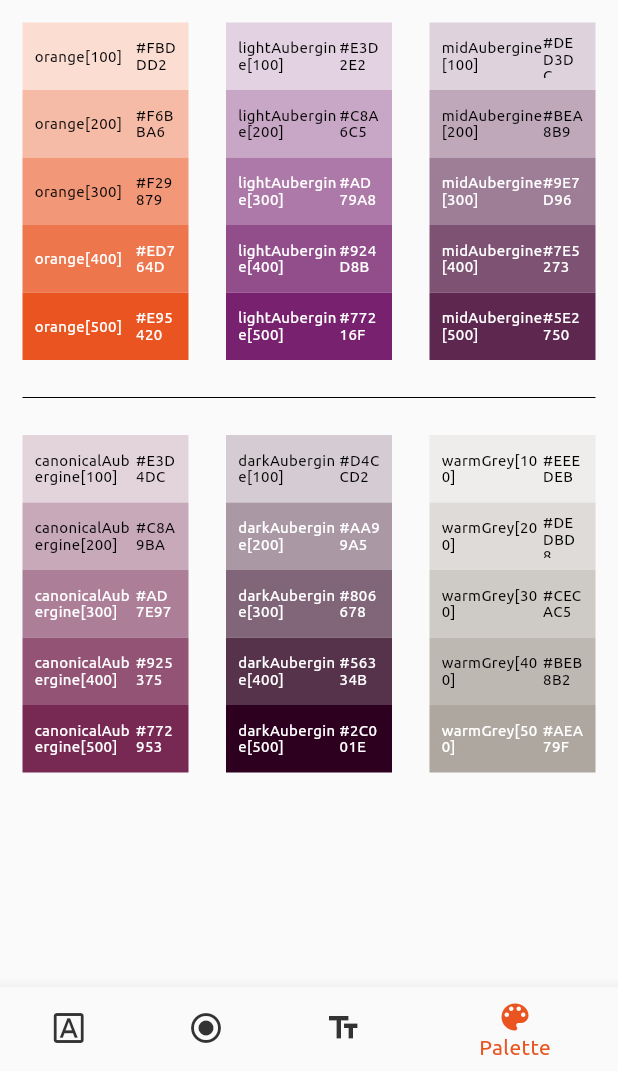
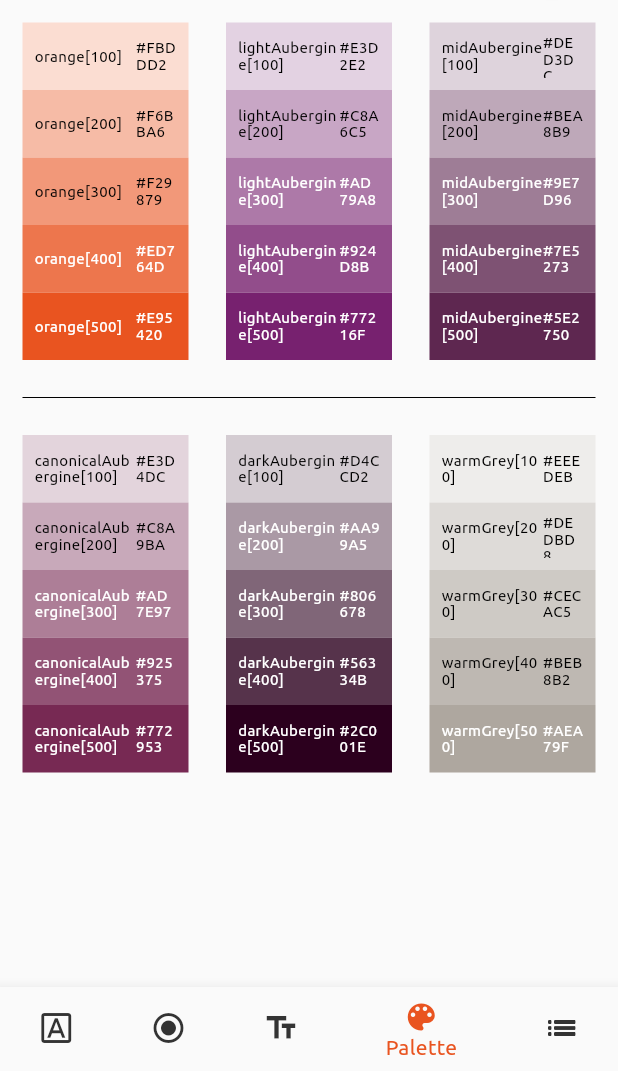
Before and after one commit to ubuntu/archive_yaru.dart, a Flutter app: the screen it shows after launch, item 4 of the bottom bar chosen, on a phone screen of 412 x 824 dp, the part 165-1236 px from its top. Run offline on Flutter 3.47's test engine with Material 2 defaults, Android fonts, the phone set to English and light mode, and no system bars; project files that could hold a hidden picture were left out.

Commit message:
update example and make inputs dense

```diff
--- a/example/lib/main.dart
+++ b/example/lib/main.dart
@@ -18,7 +18,10 @@ class _MyAppState extends State<MyApp> {
   Widget build(BuildContext context) {
     return MaterialApp(
       title: 'Yaru Example',
-      theme: theme,
+      theme: theme.copyWith(
+          visualDensity: VisualDensity.adaptivePlatformDensity,
+          listTileTheme: ListTileThemeData(dense: true),
+          buttonTheme: ButtonThemeData(height: 100)),
       home: HomePage(
           themeChanged: (themeName) => setState(() {
                 if (themeName == 'Yaru-light') {
--- a/example/lib/view/home_page.dart
+++ b/example/lib/view/home_page.dart
@@ -3,6 +3,7 @@ import 'package:yaru_example/view/colors_view.dart';
 import 'package:yaru_example/view/controls_view.dart';
 import 'package:yaru_example/view/fonts_view.dart';
 import 'package:yaru_example/view/inputs_view.dart';
+import 'package:yaru_example/view/lists_view.dart';
 
 class HomePage extends StatefulWidget {
   const HomePage({Key? key, required this.themeChanged}) : super(key: key);
@@ -36,7 +37,8 @@ class _HomePageState extends State<HomePage> {
     FontsView(),
     ControlsView(),
     InputsView(),
-    ColorsView()
+    ColorsView(),
+    ListsView(),
   ];
 
   Widget build(BuildContext context) {
@@ -83,7 +85,11 @@ class _HomePageState extends State<HomePage> {
               BottomNavigationBarItem(
                   icon: Icon(Icons.color_lens_outlined),
                   activeIcon: Icon(Icons.color_lens),
-                  label: 'Palette')
+                  label: 'Palette'),
+              BottomNavigationBarItem(
+                  icon: Icon(Icons.list_outlined),
+                  activeIcon: Icon(Icons.list),
+                  label: 'Lists')
             ],
             currentIndex: _selectedIndex,
             onTap: (index) => setState(() => _selectedIndex = index),
--- a/lib/src/themes/common_themes.dart
+++ b/lib/src/themes/common_themes.dart
@@ -83,3 +83,8 @@ double _getElevation(Set<MaterialState> states) {
 }
 
 final listTileTheme = ListTileThemeData(dense: true);
+
+final inputDecorationTheme = InputDecorationTheme(
+  isDense: true,
+  border: OutlineInputBorder(),
+);
--- a/lib/src/themes/yaru_dark.dart
+++ b/lib/src/themes/yaru_dark.dart
@@ -55,9 +55,7 @@ final yaruDark = ThemeData(
       selectedItemColor: _darkColorScheme.primary,
       unselectedItemColor: YaruColors.warmGrey.shade300,
     ),
-    inputDecorationTheme: InputDecorationTheme(
-      border: OutlineInputBorder(),
-    ),
+    inputDecorationTheme: inputDecorationTheme,
     listTileTheme: listTileTheme);
 
 final _darkOutlinedButtonThemeData = OutlinedButtonThemeData(
--- a/lib/src/themes/yaru_kubuntu_dark.dart
+++ b/lib/src/themes/yaru_kubuntu_dark.dart
@@ -56,9 +56,7 @@ final yaruKubuntuDark = ThemeData(
     selectedItemColor: _darkColorScheme.primary,
     unselectedItemColor: YaruColors.warmGrey.shade300,
   ),
-  inputDecorationTheme: InputDecorationTheme(
-    border: OutlineInputBorder(),
-  ),
+  inputDecorationTheme: inputDecorationTheme,
 );
 
 final _darkOutlinedButtonThemeData = OutlinedButtonThemeData(
--- a/lib/src/themes/yaru_kubuntu_light.dart
+++ b/lib/src/themes/yaru_kubuntu_light.dart
@@ -50,9 +50,7 @@ final yaruKubuntuLight = ThemeData(
       selectedItemColor: _lightColorScheme.primary,
       unselectedItemColor: YaruColors.coolGrey,
     ),
-    inputDecorationTheme: InputDecorationTheme(
-      border: OutlineInputBorder(),
-    ));
+    inputDecorationTheme: inputDecorationTheme);
 
 Color _getSwitchThumbColorLight(Set<MaterialState> states) {
   if (states.contains(MaterialState.disabled)) {
--- a/lib/src/themes/yaru_light.dart
+++ b/lib/src/themes/yaru_light.dart
@@ -49,9 +49,7 @@ final yaruLight = ThemeData(
       selectedItemColor: _lightColorScheme.primary,
       unselectedItemColor: YaruColors.coolGrey,
     ),
-    inputDecorationTheme: InputDecorationTheme(
-      border: OutlineInputBorder(),
-    ),
+    inputDecorationTheme: inputDecorationTheme,
     listTileTheme: listTileTheme);
 
 Color _getSwitchThumbColorLight(Set<MaterialState> states) {
--- a/lib/src/themes/yaru_lubuntu_dark.dart
+++ b/lib/src/themes/yaru_lubuntu_dark.dart
@@ -56,9 +56,7 @@ final yaruLubuntuDark = ThemeData(
     selectedItemColor: _darkColorScheme.primary,
     unselectedItemColor: YaruColors.warmGrey.shade300,
   ),
-  inputDecorationTheme: InputDecorationTheme(
-    border: OutlineInputBorder(),
-  ),
+  inputDecorationTheme: inputDecorationTheme,
 );
 
 final _darkOutlinedButtonThemeData = OutlinedButtonThemeData(
--- a/lib/src/themes/yaru_lubuntu_light.dart
+++ b/lib/src/themes/yaru_lubuntu_light.dart
@@ -50,9 +50,7 @@ final yaruLubuntuLight = ThemeData(
       selectedItemColor: _lightColorScheme.primary,
       unselectedItemColor: YaruColors.coolGrey,
     ),
-    inputDecorationTheme: InputDecorationTheme(
-      border: OutlineInputBorder(),
-    ));
+    inputDecorationTheme: inputDecorationTheme);
 
 Color _getSwitchThumbColorLight(Set<MaterialState> states) {
   if (states.contains(MaterialState.disabled)) {
--- a/lib/src/themes/yaru_mate_dark.dart
+++ b/lib/src/themes/yaru_mate_dark.dart
@@ -56,9 +56,7 @@ final yaruMateDark = ThemeData(
     selectedItemColor: _darkColorScheme.primary,
     unselectedItemColor: YaruColors.warmGrey.shade300,
   ),
-  inputDecorationTheme: InputDecorationTheme(
-    border: OutlineInputBorder(),
-  ),
+  inputDecorationTheme: inputDecorationTheme,
 );
 
 final _darkOutlinedButtonThemeData = OutlinedButtonThemeData(
--- a/lib/src/themes/yaru_mate_light.dart
+++ b/lib/src/themes/yaru_mate_light.dart
@@ -50,9 +50,7 @@ final yaruMateLight = ThemeData(
       selectedItemColor: _lightColorScheme.primary,
       unselectedItemColor: YaruColors.coolGrey,
     ),
-    inputDecorationTheme: InputDecorationTheme(
-      border: OutlineInputBorder(),
-    ));
+    inputDecorationTheme: inputDecorationTheme);
 
 Color _getSwitchThumbColorLight(Set<MaterialState> states) {
   if (states.contains(MaterialState.disabled)) {
--- a/lib/src/themes/yaru_ubuntu_budgie_dark.dart
+++ b/lib/src/themes/yaru_ubuntu_budgie_dark.dart
@@ -56,9 +56,7 @@ final yaruUbuntuBudgieDark = ThemeData(
     selectedItemColor: _darkColorScheme.primary,
     unselectedItemColor: YaruColors.warmGrey.shade300,
   ),
-  inputDecorationTheme: InputDecorationTheme(
-    border: OutlineInputBorder(),
-  ),
+  inputDecorationTheme: inputDecorationTheme,
 );
 
 final _darkOutlinedButtonThemeData = OutlinedButtonThemeData(
--- a/lib/src/themes/yaru_ubuntu_budgie_light.dart
+++ b/lib/src/themes/yaru_ubuntu_budgie_light.dart
@@ -50,9 +50,7 @@ final yaruUbuntuBudgieLight = ThemeData(
       selectedItemColor: _lightColorScheme.primary,
       unselectedItemColor: YaruColors.coolGrey,
     ),
-    inputDecorationTheme: InputDecorationTheme(
-      border: OutlineInputBorder(),
-    ));
+    inputDecorationTheme: inputDecorationTheme);
 
 Color _getSwitchThumbColorLight(Set<MaterialState> states) {
   if (states.contains(MaterialState.disabled)) {
--- a/lib/src/themes/yaru_ubuntu_studio_dark.dart
+++ b/lib/src/themes/yaru_ubuntu_studio_dark.dart
@@ -56,9 +56,7 @@ final yaruUbuntuStudioDark = ThemeData(
     selectedItemColor: _darkColorScheme.primary,
     unselectedItemColor: YaruColors.warmGrey.shade300,
   ),
-  inputDecorationTheme: InputDecorationTheme(
-    border: OutlineInputBorder(),
-  ),
+  inputDecorationTheme: inputDecorationTheme,
 );
 
 final _darkOutlinedButtonThemeData = OutlinedButtonThemeData(
--- a/lib/src/themes/yaru_ubuntu_studio_light.dart
+++ b/lib/src/themes/yaru_ubuntu_studio_light.dart
@@ -50,9 +50,7 @@ final yaruUbuntuStudioLight = ThemeData(
       selectedItemColor: _lightColorScheme.primary,
       unselectedItemColor: YaruColors.coolGrey,
     ),
-    inputDecorationTheme: InputDecorationTheme(
-      border: OutlineInputBorder(),
-    ));
+    inputDecorationTheme: inputDecorationTheme);
 
 Color _getSwitchThumbColorLight(Set<MaterialState> states) {
   if (states.contains(MaterialState.disabled)) {
--- a/lib/src/themes/yaru_xubuntu_dark.dart
+++ b/lib/src/themes/yaru_xubuntu_dark.dart
@@ -56,9 +56,7 @@ final yaruXubuntuDark = ThemeData(
     selectedItemColor: FlavorColors.xubuntuBlue.shade300,
     unselectedItemColor: YaruColors.warmGrey.shade300,
   ),
-  inputDecorationTheme: InputDecorationTheme(
-    border: OutlineInputBorder(),
-  ),
+  inputDecorationTheme: inputDecorationTheme,
 );
 
 final _darkOutlinedButtonThemeData = OutlinedButtonThemeData(
--- a/lib/src/themes/yaru_xubuntu_light.dart
+++ b/lib/src/themes/yaru_xubuntu_light.dart
@@ -50,9 +50,7 @@ final yaruXubuntuLight = ThemeData(
       selectedItemColor: _lightColorScheme.primary,
       unselectedItemColor: YaruColors.coolGrey,
     ),
-    inputDecorationTheme: InputDecorationTheme(
-      border: OutlineInputBorder(),
-    ));
+    inputDecorationTheme: inputDecorationTheme);
 
 Color _getSwitchThumbColorLight(Set<MaterialState> states) {
   if (states.contains(MaterialState.disabled)) {
```
Also changed, not shown: example/lib/view/lists_view.dart (added, +33 -0 lines).
